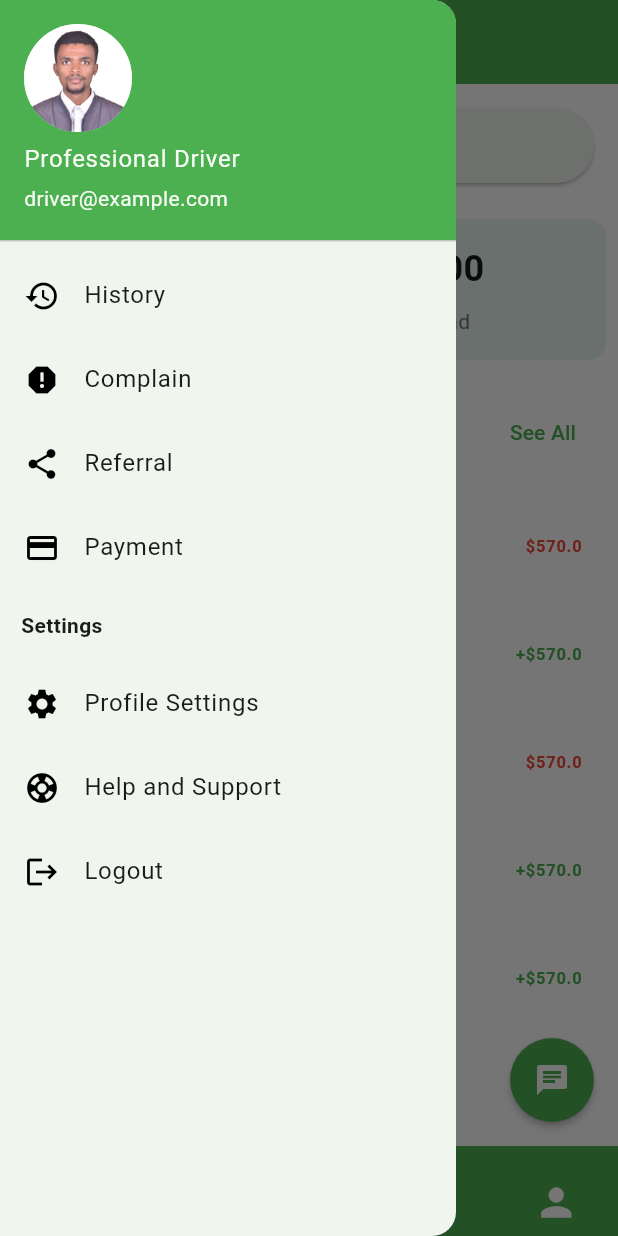
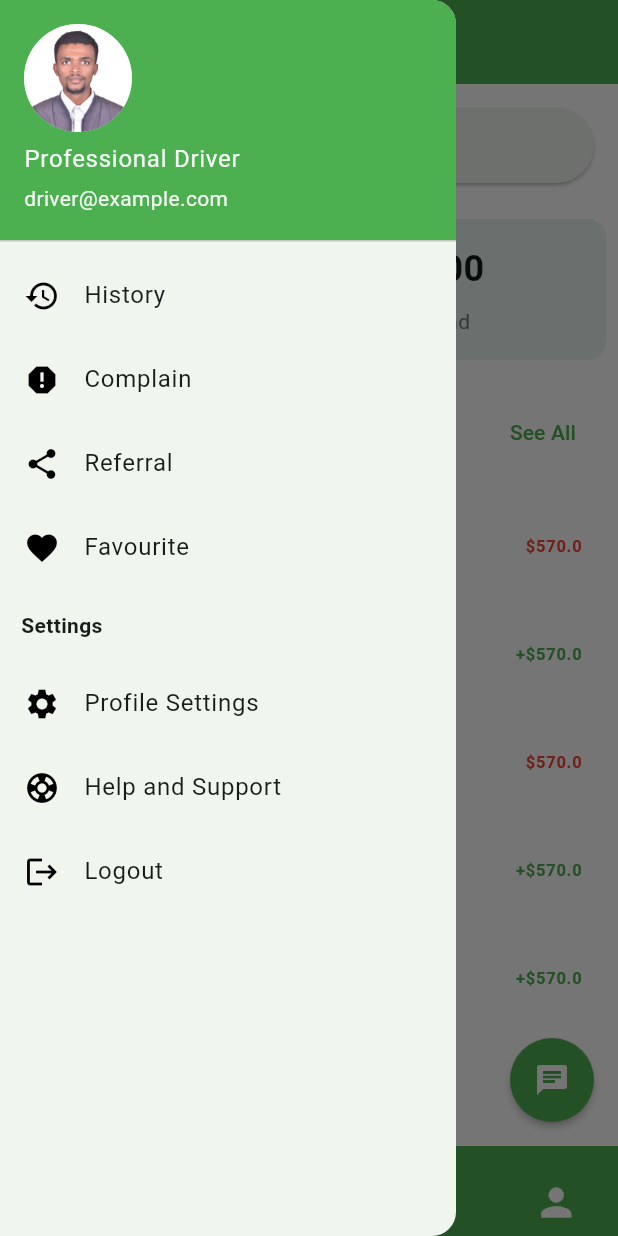
Before and after one commit to abenooo/ride_clone, a Flutter app: the HomeScreen screen opened directly, with the side drawer open, on a phone screen of 412 x 824 dp. Run offline on Flutter 3.47's test engine with Material 3 defaults, Android fonts, the light colour scheme and no system bars; drawn by our look-alikes of curved_navigation_bar; our stand-ins replace flutter_map, geocoding, geolocator, latlong2, shared_preferences, smooth_page_indicator; missing offline and left inert: flutter_map_cancellable_tile_provider; accounts and stored records are empty.

Commit message:
Update home page

```diff
--- a/lib/auth/home_screen.dart
+++ b/lib/auth/home_screen.dart
@@ -1,6 +1,7 @@
 import 'package:alepha_digital_tracking/drawer/complain_screen.dart';
 
 import '/drawer/history_screen.dart';
+import '/drawer/favourit_screen.dart';
 import 'package:flutter/material.dart';
 import 'package:curved_navigation_bar/curved_navigation_bar.dart';
 import '../home/wallet_screen.dart';
@@ -69,7 +70,11 @@ class _HomeScreenState extends State<HomeScreen> {
               );
             }),
             _buildDrawerItem(Icons.share, 'Referral', () {}),
-            _buildDrawerItem(Icons.payment, 'Payment', () {}),
+            _buildDrawerItem(Icons.favorite, 'Favourite', () {
+              Navigator.push(context,
+              MaterialPageRoute(builder: (context) => FavouriteList()),
+              );
+            }),
             const Padding(
               padding: EdgeInsets.all(14.0),
               child: Text(
--- a/pubspec.yaml
+++ b/pubspec.yaml
@@ -25,6 +25,7 @@ dependencies:
   latlong2: ^0.9.1
   # flutter_mapbox_navigation: ^0.2.2
   flutter_svg: ^1.0.3
+  dropdown_button2: ^2.3.9
 dev_dependencies:
   flutter_test:
     sdk: flutter
```
Also changed, not shown: pubspec.lock.
